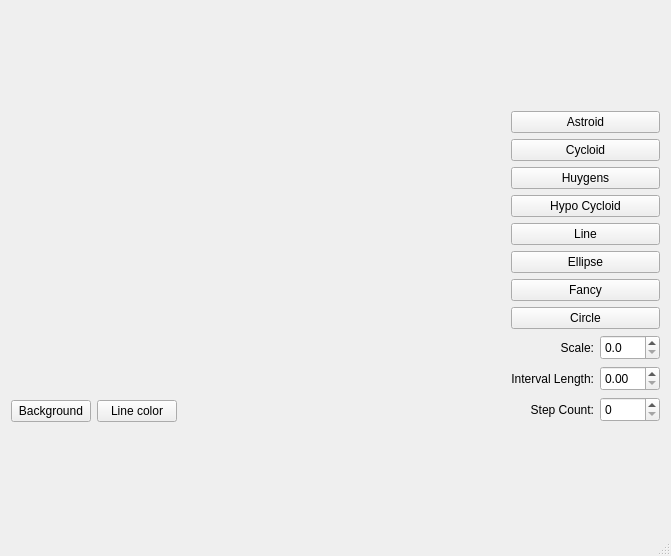
Qt form mainwindow.ui (medaliyou/QtCurvesCPP) before a commit.
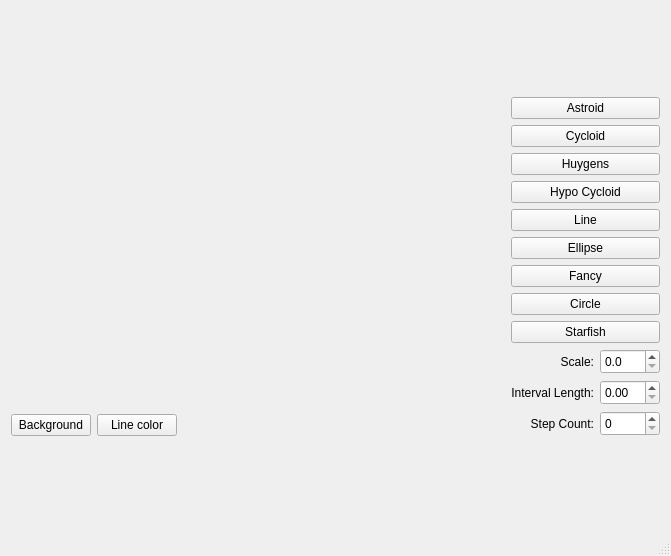
The same form after that commit. Custom widgets are drawn as their Qt base class.

```diff
--- a/mainwindow.ui
+++ b/mainwindow.ui
@@ -107,6 +107,13 @@
         </property>
        </widget>
       </item>
+      <item>
+       <widget class="QPushButton" name="btnStarfish">
+        <property name="text">
+         <string>Starfish</string>
+        </property>
+       </widget>
+      </item>
       <item>
        <layout class="QHBoxLayout" name="horizontalLayout">
         <item>
```
